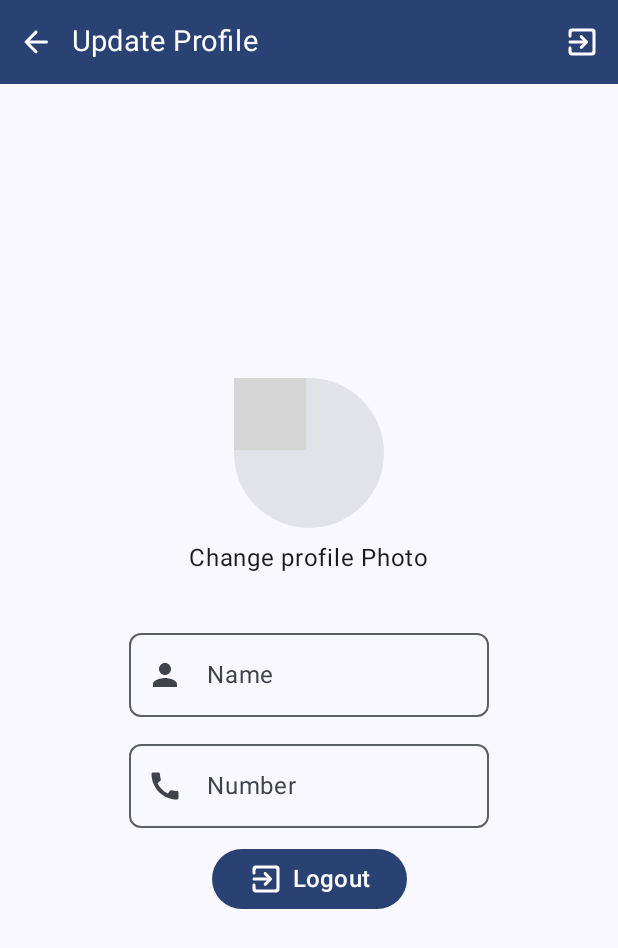
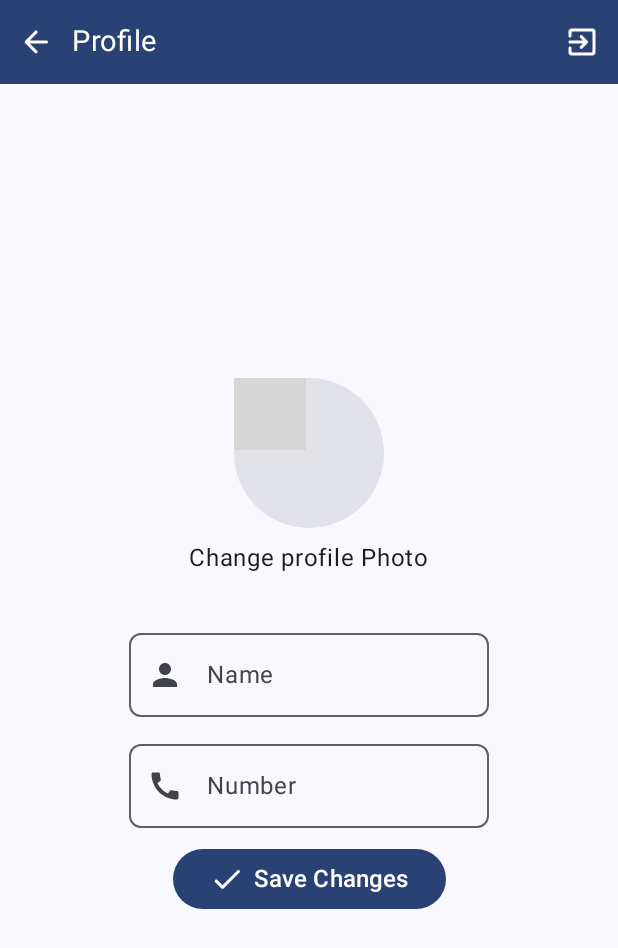
Before and after one commit to sriram005/ChatZ, an Android app built with Jetpack Compose: the ProfileScreen screen opened through its navigation route, on a phone screen of 412 x 824 dp. Shown: the top 948 px of the screen. Run offline under Robolectric (Android 15) with nearby library versions, the light colour scheme and no system bars; our stand-ins replace Dagger/Hilt's generated code, Firebase (no records; nobody signed in at launch, a user with empty details on screens opened directly); 3 statements that could not run were skipped; grey boxes are pictures that could not be loaded.

Commit message:
Implemented Profile Updation

```diff
--- a/app/src/main/java/com/mofosoft/chatz/screens/ProfileScreen.kt
+++ b/app/src/main/java/com/mofosoft/chatz/screens/ProfileScreen.kt
@@ -14,7 +14,6 @@ import androidx.compose.foundation.layout.fillMaxWidth
 import androidx.compose.foundation.layout.height
 import androidx.compose.foundation.layout.padding
 import androidx.compose.foundation.layout.size
-import androidx.compose.foundation.layout.width
 import androidx.compose.foundation.shape.CircleShape
 import androidx.compose.foundation.shape.RoundedCornerShape
 import androidx.compose.foundation.text.KeyboardOptions
@@ -22,9 +21,8 @@ import androidx.compose.material.icons.Icons
 import androidx.compose.material.icons.filled.Call
 import androidx.compose.material.icons.filled.Person
 import androidx.compose.material.icons.rounded.ArrowBack
-import androidx.compose.material.icons.rounded.Check
+import androidx.compose.material.icons.rounded.Done
 import androidx.compose.material.icons.rounded.ExitToApp
-import androidx.compose.material.icons.rounded.Person
 import androidx.compose.material3.Button
 import androidx.compose.material3.Card
 import androidx.compose.material3.Icon
@@ -35,18 +33,21 @@ import androidx.compose.material3.Scaffold
 import androidx.compose.material3.Surface
 import androidx.compose.material3.Text
 import androidx.compose.runtime.Composable
+import androidx.compose.runtime.getValue
+import androidx.compose.runtime.mutableStateOf
+import androidx.compose.runtime.saveable.rememberSaveable
+import androidx.compose.runtime.setValue
 import androidx.compose.ui.Alignment
 import androidx.compose.ui.Modifier
 import androidx.compose.ui.text.input.ImeAction
 import androidx.compose.ui.text.input.KeyboardType
-import androidx.compose.ui.text.style.TextAlign
-import androidx.compose.ui.tooling.preview.Preview
 import androidx.compose.ui.unit.dp
 import androidx.compose.ui.unit.sp
 import androidx.navigation.NavController
 import com.mofosoft.chatz.ChatViewModel
 import com.mofosoft.chatz.CommomImage
 import com.mofosoft.chatz.CommonProgressBar
+import com.mofosoft.chatz.myRouter.Screen
 
 @Composable
 fun ProfileScreen(
@@ -81,18 +82,19 @@ fun ProfileScreen(
 
                     Text(
                         modifier = Modifier.weight(1f),
-                        text = "Update Profile",
+                        text = "Profile",
                         fontSize = 19.sp,
                         color = MaterialTheme.colorScheme.onPrimary
                     )
 
                     IconButton(
                         onClick = {
-
+                            chatViewModel.logout()
+                            navController.navigate(Screen.login.route)
                         }) {
                         Icon(
                             imageVector = Icons.Rounded.ExitToApp,
-                            contentDescription = "profile",
+                            contentDescription = "logout",
                             tint = MaterialTheme.colorScheme.onPrimary
                         )
                     }
@@ -101,16 +103,26 @@ fun ProfileScreen(
         ) {
             if (inProgress)
                 CommonProgressBar()
-            else
+            else {
+
+                val userdata = chatViewModel.userData.value
+                var name by rememberSaveable { mutableStateOf(userdata?.name?:"") }
+                var number by rememberSaveable { mutableStateOf(userdata?.number?:"") }
                 EditScreen(
                     paddingValues = it,
                     chatViewModel = chatViewModel,
-                    name = "",
-                    number = "",
-                    onNameChanged = {},
-                    onNumberChanged = {},
-                    onSave = {}
+                    name = name,
+                    number = number,
+                    onNameChanged = { name  = it},
+                    onNumberChanged = { number = it},
+                    onSave = {
+                        chatViewModel.createOrUpdateProfile(
+                            name = name,
+                            number = number,
+                        )
+                    }
                 )
+            }
         }
     }
 }
@@ -119,13 +131,14 @@ fun ProfileScreen(
 fun EditScreen(
     paddingValues: PaddingValues,
     chatViewModel: ChatViewModel,
-    name : String,
+    name: String,
     number: String,
-    onNameChanged : (String) -> Unit,
-    onNumberChanged : (String) -> Unit,
-    onSave : () -> Unit
+    onNameChanged: (String) -> Unit,
+    onNumberChanged: (String) -> Unit,
+    onSave: () -> Unit
 ) {
     val imageUrl = chatViewModel.userData.value?.imageUrl
+
     Column(
         modifier = Modifier
             .padding(paddingValues.calculateTopPadding())
@@ -193,11 +206,12 @@ fun EditScreen(
         ) {
             Icon(
                 modifier = Modifier.padding(end = 6.dp),
-                imageVector = Icons.Rounded.ExitToApp,
-                contentDescription = "Save Changes"
+                imageVector = Icons.Rounded.Done,
+                contentDescription = "Save Changes",
+                tint = MaterialTheme.colorScheme.onPrimary
             )
             Text(
-                text = "Logout",
+                text = "Save Changes",
                 fontSize = 16.sp
             )
         }
@@ -206,13 +220,13 @@ fun EditScreen(
 
 @Composable
 fun ProfileImage(
-    imageUrl : String?,
+    imageUrl: String?,
     chatViewModel: ChatViewModel
 ) {
     val launcher = rememberLauncherForActivityResult(
         contract = ActivityResultContracts.GetContent()
-    ){uri->
-        uri?.let{
+    ) { uri ->
+        uri?.let {
             chatViewModel.uploadProfileImage(uri)
         }
     }
@@ -237,6 +251,6 @@ fun ProfileImage(
         }
         Text(text = "Change profile Photo")
     }
-    if(chatViewModel.inProgress.value)
+    if (chatViewModel.inProgress.value)
         CommonProgressBar()
 }
```
Also changed, not shown: app/src/main/java/com/mofosoft/chatz/ChatViewModel.kt (+18 -2 lines).
